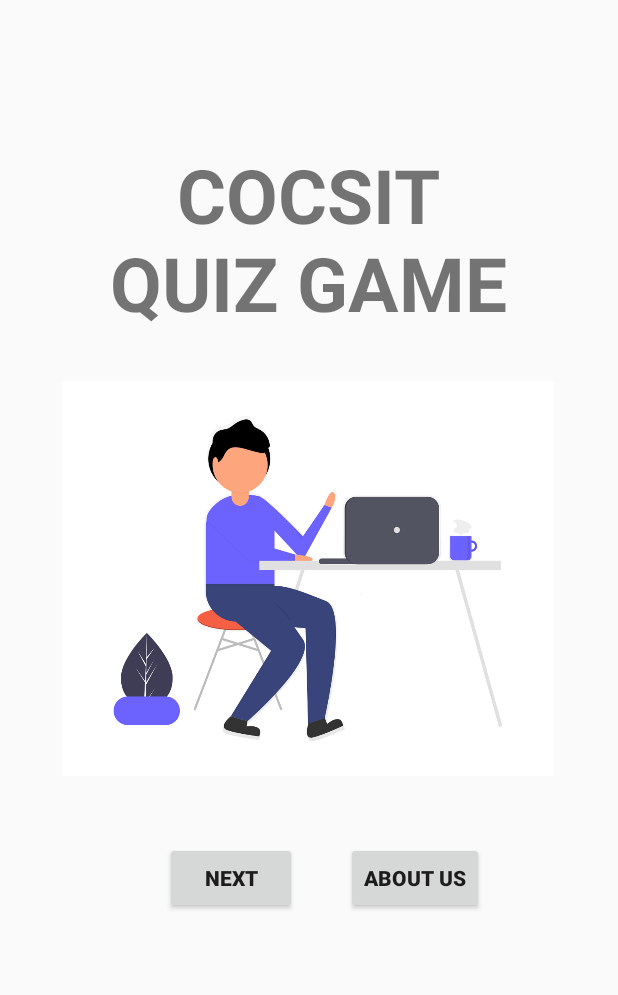
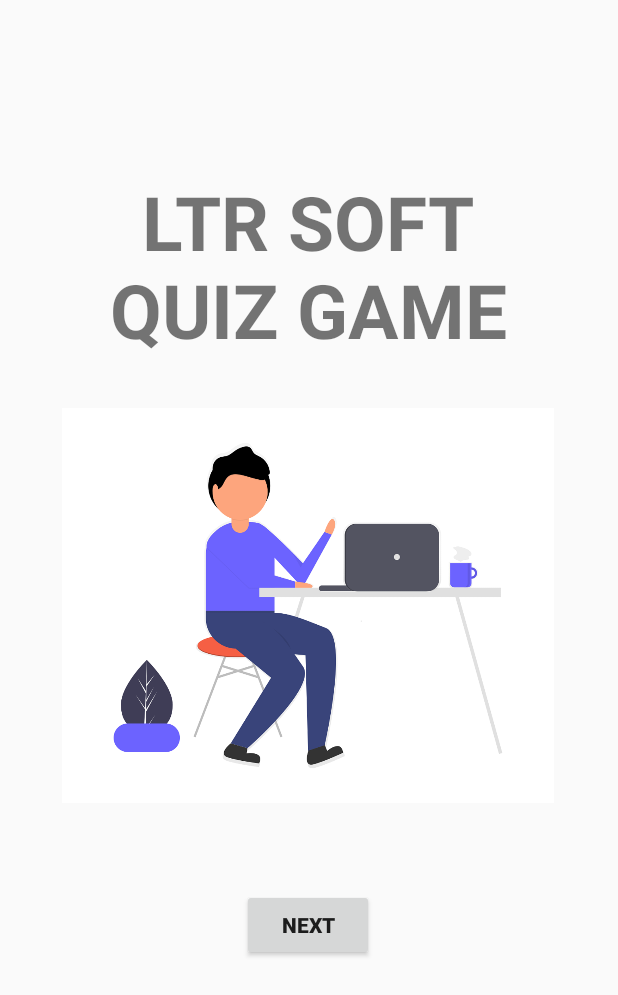
Before and after one commit to BeingTiger007/MyQuizApp, an Android app: the screen it shows after launch (MainActivity), on a phone screen of 412 x 824 dp. Shown: the top 995 px of the screen. Run offline under Robolectric (Android 15) with nearby library versions, the light colour scheme and no system bars.

Commit message:
removed "about us" button from main activity

```diff
--- a/app/src/main/java/com/example/myquizapp/MainActivity.java
+++ b/app/src/main/java/com/example/myquizapp/MainActivity.java
@@ -22,14 +22,5 @@ public class MainActivity extends AppCompatActivity {
                 startActivity(i);
             }
         });
-
-        Button aboutbutton  = (Button) findViewById(R.id.aboutbutton);
-        aboutbutton.setOnClickListener(new View.OnClickListener() {
-            @Override
-            public void onClick(View view) {
-                Intent j = new Intent(MainActivity.this, About.class);
-                startActivity(j);
-            }
-        });
     }
 }
--- a/app/src/main/res/layout/activity_main.xml
+++ b/app/src/main/res/layout/activity_main.xml
@@ -10,15 +10,17 @@
         android:id="@+id/textView"
         android:layout_width="wrap_content"
         android:layout_height="wrap_content"
-        android:layout_marginTop="96dp"
-        android:text="COCSIT\nQUIZ GAME"
+        android:layout_marginTop="28dp"
+        android:text="LTR SOFT\nQUIZ GAME"
         android:textAlignment="center"
         android:textSize="50dp"
         android:textStyle="bold"
+        app:layout_constraintBottom_toBottomOf="parent"
         app:layout_constraintEnd_toEndOf="parent"
         app:layout_constraintHorizontal_bias="0.496"
         app:layout_constraintStart_toStartOf="parent"
-        app:layout_constraintTop_toTopOf="parent">
+        app:layout_constraintTop_toTopOf="parent"
+        app:layout_constraintVertical_bias="0.128">
 
     </TextView>
 
@@ -40,22 +42,11 @@
         android:layout_marginTop="44dp"
         android:text="next"
         android:textStyle="bold"
+        app:layout_constraintBottom_toBottomOf="parent"
         app:layout_constraintEnd_toEndOf="parent"
-        app:layout_constraintHorizontal_bias="0.34"
+        app:layout_constraintHorizontal_bias="0.498"
         app:layout_constraintStart_toStartOf="parent"
-        app:layout_constraintTop_toBottomOf="@+id/imageView"></Button>
-
-    <Button
-        android:id="@+id/aboutbutton"
-        android:layout_width="wrap_content"
-        android:layout_height="wrap_content"
-        android:layout_marginStart="228dp"
-        android:layout_marginTop="44dp"
-        android:text="About us"
-        android:textStyle="bold"
-        app:layout_constraintEnd_toEndOf="parent"
-        app:layout_constraintHorizontal_bias="0.032"
-        app:layout_constraintStart_toStartOf="parent"
-        app:layout_constraintTop_toBottomOf="@+id/imageView"></Button>
+        app:layout_constraintTop_toBottomOf="@+id/imageView"
+        app:layout_constraintVertical_bias="0.068"></Button>
 
 </androidx.constraintlayout.widget.ConstraintLayout>
--- a/build.gradle
+++ b/build.gradle
@@ -7,7 +7,7 @@ buildscript {
 
     }
     dependencies {
-        classpath 'com.android.tools.build:gradle:3.5.0'
+        classpath 'com.android.tools.build:gradle:3.5.1'
 
         // NOTE: Do not place your application dependencies here; they belong
         // in the individual module build.gradle files
```
